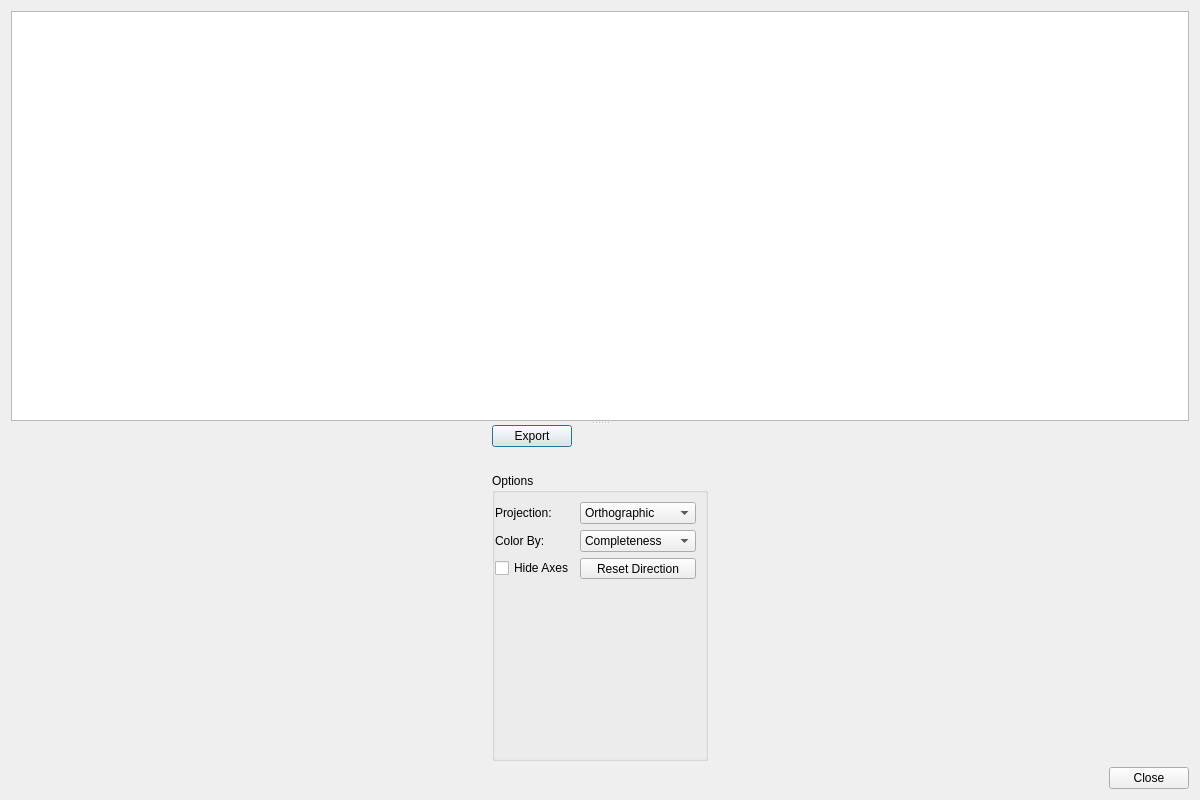
The window that hexrd/ui/resources/ui/fit_grains_results_dialog.ui (HEXRD/hexrdgui) describes before a commit, drawn with Qt 5.
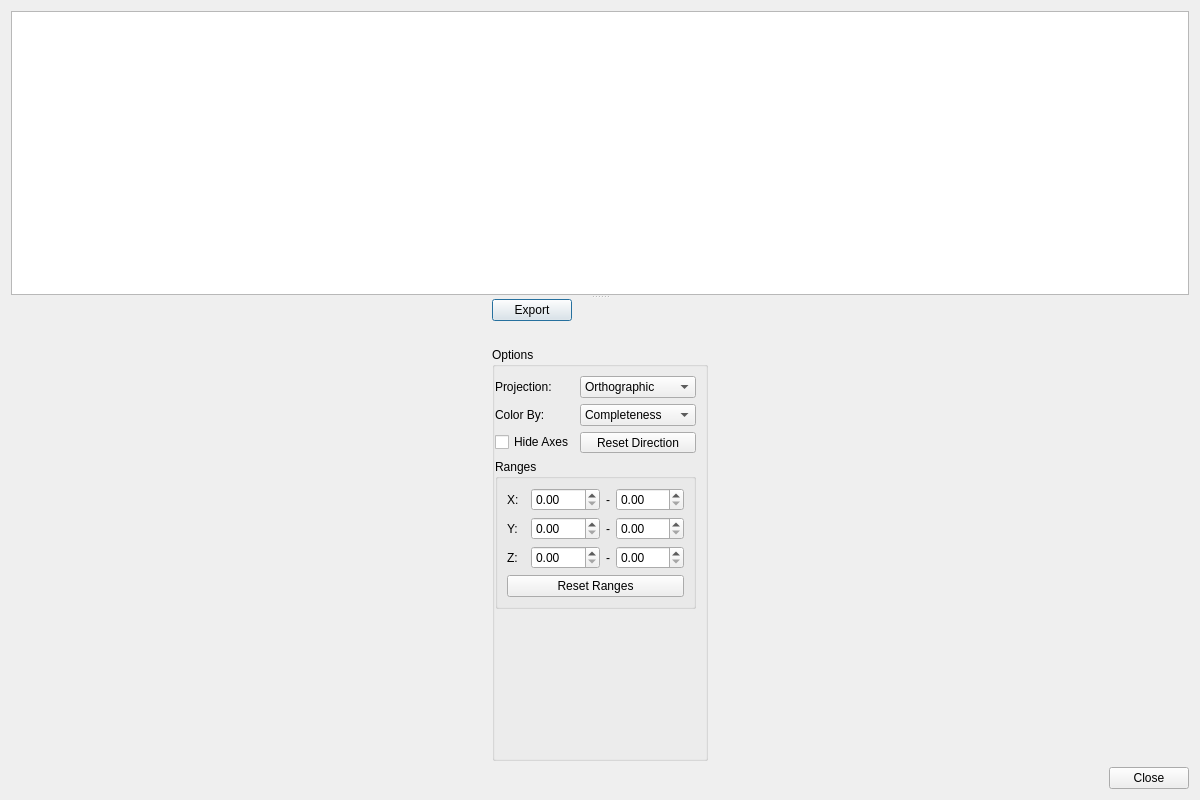
The same window after the commit. Custom widgets are drawn as their Qt base class.

```diff
--- a/hexrd/ui/resources/ui/fit_grains_results_dialog.ui
+++ b/hexrd/ui/resources/ui/fit_grains_results_dialog.ui
@@ -228,6 +228,205 @@
                </property>
               </widget>
              </item>
+             <item row="4" column="0" colspan="2">
+              <widget class="QGroupBox" name="ranges_group">
+               <property name="title">
+                <string>Ranges</string>
+               </property>
+               <layout class="QGridLayout" name="gridLayout_2">
+                <item row="1" column="2">
+                 <widget class="ScientificDoubleSpinBox" name="range_y_0">
+                  <property name="sizePolicy">
+                   <sizepolicy hsizetype="Expanding" vsizetype="Fixed">
+                    <horstretch>0</horstretch>
+                    <verstretch>0</verstretch>
+                   </sizepolicy>
+                  </property>
+                  <property name="keyboardTracking">
+                   <bool>false</bool>
+                  </property>
+                  <property name="singleStep">
+                   <double>0.010000000000000</double>
+                  </property>
+                 </widget>
+                </item>
+                <item row="2" column="4">
+                 <widget class="ScientificDoubleSpinBox" name="range_z_1">
+                  <property name="sizePolicy">
+                   <sizepolicy hsizetype="Expanding" vsizetype="Fixed">
+                    <horstretch>0</horstretch>
+                    <verstretch>0</verstretch>
+                   </sizepolicy>
+                  </property>
+                  <property name="keyboardTracking">
+                   <bool>false</bool>
+                  </property>
+                  <property name="singleStep">
+                   <double>0.010000000000000</double>
+                  </property>
+                 </widget>
+                </item>
+                <item row="2" column="2">
+                 <widget class="ScientificDoubleSpinBox" name="range_z_0">
+                  <property name="sizePolicy">
+                   <sizepolicy hsizetype="Expanding" vsizetype="Fixed">
+                    <horstretch>0</horstretch>
+                    <verstretch>0</verstretch>
+                   </sizepolicy>
+                  </property>
+                  <property name="keyboardTracking">
+                   <bool>false</bool>
+                  </property>
+                  <property name="singleStep">
+                   <double>0.010000000000000</double>
+                  </property>
+                 </widget>
+                </item>
+                <item row="1" column="4">
+                 <widget class="ScientificDoubleSpinBox" name="range_y_1">
+                  <property name="sizePolicy">
+                   <sizepolicy hsizetype="Expanding" vsizetype="Fixed">
+                    <horstretch>0</horstretch>
+                    <verstretch>0</verstretch>
+                   </sizepolicy>
+                  </property>
+                  <property name="keyboardTracking">
+                   <bool>false</bool>
+                  </property>
+                  <property name="singleStep">
+                   <double>0.010000000000000</double>
+                  </property>
+                 </widget>
+                </item>
+                <item row="1" column="3">
+                 <widget class="QLabel" name="y_range_separator">
+                  <property name="sizePolicy">
+                   <sizepolicy hsizetype="Fixed" vsizetype="Minimum">
+                    <horstretch>0</horstretch>
+                    <verstretch>0</verstretch>
+                   </sizepolicy>
+                  </property>
+                  <property name="text">
+                   <string>-</string>
+                  </property>
+                  <property name="alignment">
+                   <set>Qt::AlignCenter</set>
+                  </property>
+                 </widget>
+                </item>
+                <item row="2" column="3">
+                 <widget class="QLabel" name="z_range_separator">
+                  <property name="sizePolicy">
+                   <sizepolicy hsizetype="Fixed" vsizetype="Minimum">
+                    <horstretch>0</horstretch>
+                    <verstretch>0</verstretch>
+                   </sizepolicy>
+                  </property>
+                  <property name="text">
+                   <string>-</string>
+                  </property>
+                  <property name="alignment">
+                   <set>Qt::AlignCenter</set>
+                  </property>
+                 </widget>
+                </item>
+                <item row="0" column="2">
+                 <widget class="ScientificDoubleSpinBox" name="range_x_0">
+                  <property name="sizePolicy">
+                   <sizepolicy hsizetype="Expanding" vsizetype="Fixed">
+                    <horstretch>0</horstretch>
+                    <verstretch>0</verstretch>
+                   </sizepolicy>
+                  </property>
+                  <property name="keyboardTracking">
+                   <bool>false</bool>
+                  </property>
+                  <property name="singleStep">
+                   <double>0.010000000000000</double>
+                  </property>
+                 </widget>
+                </item>
+                <item row="0" column="0">
+                 <widget class="QLabel" name="x_range_label">
+                  <property name="sizePolicy">
+                   <sizepolicy hsizetype="Fixed" vsizetype="Preferred">
+                    <horstretch>0</horstretch>
+                    <verstretch>0</verstretch>
+                   </sizepolicy>
+                  </property>
+                  <property name="text">
+                   <string>X:</string>
+                  </property>
+                 </widget>
+                </item>
+                <item row="0" column="4">
+                 <widget class="ScientificDoubleSpinBox" name="range_x_1">
+                  <property name="sizePolicy">
+                   <sizepolicy hsizetype="Expanding" vsizetype="Fixed">
+                    <horstretch>0</horstretch>
+                    <verstretch>0</verstretch>
+                   </sizepolicy>
+                  </property>
+                  <property name="keyboardTracking">
+                   <bool>false</bool>
+                  </property>
+                  <property name="singleStep">
+                   <double>0.010000000000000</double>
+                  </property>
+                 </widget>
+                </item>
+                <item row="1" column="0">
+                 <widget class="QLabel" name="y_range_label">
+                  <property name="sizePolicy">
+                   <sizepolicy hsizetype="Fixed" vsizetype="Preferred">
+                    <horstretch>0</horstretch>
+                    <verstretch>0</verstretch>
+                   </sizepolicy>
+                  </property>
+                  <property name="text">
+                   <string>Y:</string>
+                  </property>
+                 </widget>
+                </item>
+                <item row="0" column="3">
+                 <widget class="QLabel" name="x_range_separator">
+                  <property name="sizePolicy">
+                   <sizepolicy hsizetype="Fixed" vsizetype="Minimum">
+                    <horstretch>0</horstretch>
+                    <verstretch>0</verstretch>
+                   </sizepolicy>
+                  </property>
+                  <property name="text">
+                   <string>-</string>
+                  </property>
+                  <property name="alignment">
+                   <set>Qt::AlignCenter</set>
+                  </property>
+                 </widget>
+                </item>
+                <item row="2" column="0">
+                 <widget class="QLabel" name="z_range_label">
+                  <property name="sizePolicy">
+                   <sizepolicy hsizetype="Fixed" vsizetype="Preferred">
+                    <horstretch>0</horstretch>
+                    <verstretch>0</verstretch>
+                   </sizepolicy>
+                  </property>
+                  <property name="text">
+                   <string>Z:</string>
+                  </property>
+                 </widget>
+                </item>
+                <item row="3" column="0" colspan="5">
+                 <widget class="QPushButton" name="reset_ranges">
+                  <property name="text">
+                   <string>Reset Ranges</string>
+                  </property>
+                 </widget>
+                </item>
+               </layout>
+              </widget>
+             </item>
             </layout>
            </widget>
           </item>
@@ -256,6 +455,13 @@
    </item>
   </layout>
  </widget>
+ <customwidgets>
+  <customwidget>
+   <class>ScientificDoubleSpinBox</class>
+   <extends>QDoubleSpinBox</extends>
+   <header>scientificspinbox.py</header>
+  </customwidget>
+ </customwidgets>
  <tabstops>
   <tabstop>table_view</tabstop>
   <tabstop>export_button</tabstop>
```
